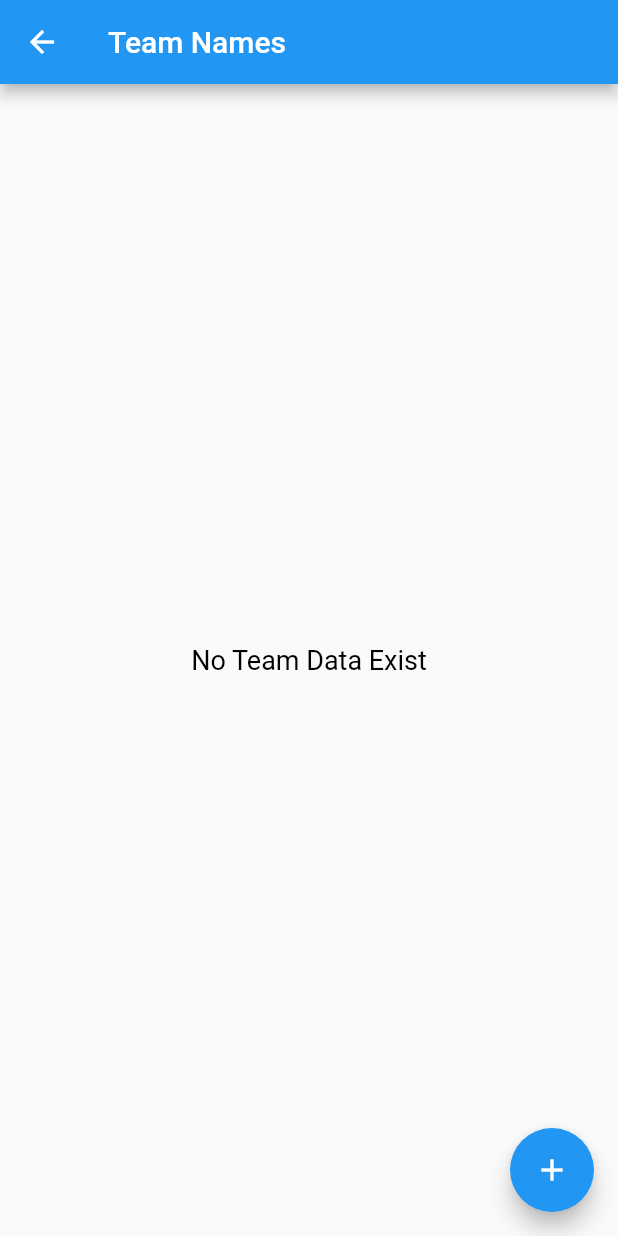
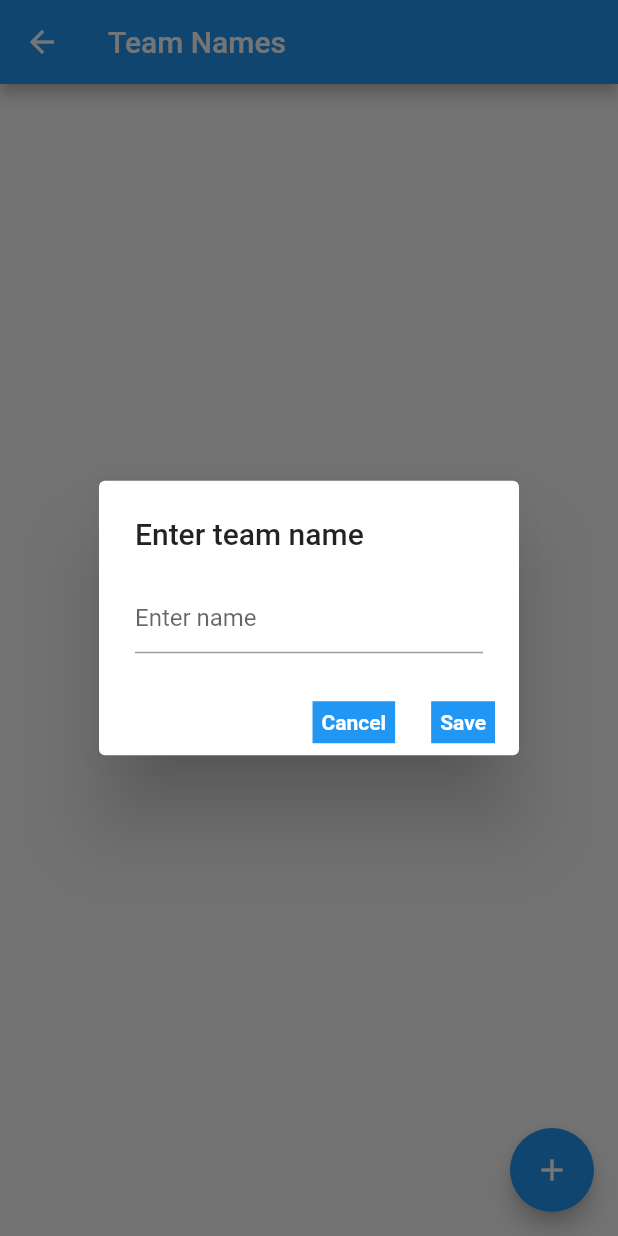
Before and after one commit to Dineshkumar-Subramaniyan/Team_App_Flutter, a Flutter app: the TeamListScreen screen opened by its route, after a tap on the "add" icon, on a phone screen of 412 x 824 dp. Run offline on Flutter 3.47's test engine with Material 2 defaults, Android fonts, the phone set to English and light mode, and no system bars; our stand-ins replace sqflite; accounts and stored records are empty.

Commit message:
Add team and displayed in team list

```diff
--- a/lib/Helper/db_helper.dart
+++ b/lib/Helper/db_helper.dart
@@ -41,4 +41,9 @@ class DataBaseHelper {
     var db = DataBaseHelper._db;
     return db.query(tablename);
   }
+
+  Future insertTeamData(Map<String, dynamic> mapData, String tablename) async {
+    var db = DataBaseHelper._db;
+    return db.insert(tablename, mapData,conflictAlgorithm: ConflictAlgorithm.replace);
+  }
 }
--- a/lib/Helper/team_provider.dart
+++ b/lib/Helper/team_provider.dart
@@ -1,18 +1,34 @@
 import 'package:flutter/cupertino.dart';
+import 'package:team_app_flutter/main.dart';
 import 'package:team_app_flutter/models/team_model.dart';
 import 'db_helper.dart';
 
-class TeamAppProvider with ChangeNotifier{
-List _teamData = [];
+class TeamAppProvider with ChangeNotifier {
+  List tmData = [];
 
-List get teamData{
-  return [..._teamData];
+  List get teamData {
+    return [...tmData];
+  }
+
+  Future getTeamData() async {
+    final teamlist = await DataBaseHelper().getDataFromDB('team');
+
+    tmData = teamlist
+        .map((item) => TeamModel(item['teamid'], item['tname']))
+        .toList();
+    notifyListeners();
+  }
+
+  Future addUpdateTeam(int teamid, String tname, EditMode editMode) async {
+    final teamval = TeamModel(teamid, tname);
+
+    if (EditMode.ADD == editMode) {
+      tmData.insert(0, teamval);
+      DataBaseHelper().insertTeamData({'tname': tname}, "team");
+    } else {
+      tmData[tmData.indexWhere((teamval) => teamval.id == teamid)] =
+          teamval;
+    }
+    notifyListeners();
+  }
 }
-
-Future getTeamData()async{
-final teamlist  = await DataBaseHelper().getDataFromDB('team');
-_teamData =  teamlist.map((item) =>TeamModel(item['teamid'],item['tname'])).toList();
-notifyListeners();
-}
-
-}
--- a/lib/main.dart
+++ b/lib/main.dart
@@ -8,12 +8,14 @@ void main() {
   runApp(MyApp());
 }
 
+enum EditMode { ADD, UPDATE }
+
 class MyApp extends StatelessWidget {
   @override
   Widget build(BuildContext context) {
     return ChangeNotifierProvider.value(
       value: TeamAppProvider(),
-          child: MaterialApp(
+      child: MaterialApp(
         title: 'Team App',
         debugShowCheckedModeBanner: false,
         theme: ThemeData(
@@ -21,8 +23,9 @@ class MyApp extends StatelessWidget {
           visualDensity: VisualDensity.adaptivePlatformDensity,
         ),
         initialRoute: '/',
-        routes: {'/': (context) => HomeScreen(),
-        TeamListScreen.route:(context)=>TeamListScreen()
+        routes: {
+          '/': (context) => HomeScreen(),
+          TeamListScreen.route: (context) => TeamListScreen(),
         },
       ),
     );
--- /dev/null
+++ b/lib/views/team/team_add_item.dart
@@ -0,0 +1,105 @@
+import 'package:flutter/material.dart';
+import 'package:provider/provider.dart';
+import 'package:team_app_flutter/Helper/team_provider.dart';
+import 'package:team_app_flutter/views/team/team_list.dart';
+import '../../main.dart';
+
+class TeamAddItem extends StatefulWidget {
+  final int teamid;
+  final String teamname;
+  final EditMode editMode;
+  TeamAddItem({this.teamid, this.teamname, this.editMode});
+  @override
+  _TeamAddItemState createState() =>
+      _TeamAddItemState(teamid, teamname, editMode);
+}
+
+class _TeamAddItemState extends State<TeamAddItem> {
+  final TextEditingController teamtextController = new TextEditingController();
+  final _formKey = GlobalKey<FormState>();
+
+  int _teamid;
+  String _teamname;
+  EditMode _editMode;
+
+  _TeamAddItemState(teamid, teamname, editMode) {
+    this._teamid = teamid;
+    this._teamname = teamname;
+    this._editMode = editMode;
+  }
+
+  @override
+  void initState() {
+    if (EditMode.UPDATE == _editMode) {
+      teamtextController.text = _teamname;
+    }
+    super.initState();
+  }
+
+  @override
+  void dispose() {
+    teamtextController.dispose();
+    super.dispose();
+  }
+
+  Widget actionWidget(String name) {
+    return Container(
+        padding: EdgeInsets.all(6),
+        margin: EdgeInsets.symmetric(horizontal: 8),
+        color: Colors.blue,
+        child: new Text(name,
+            style: TextStyle(
+                fontSize: 14,
+                color: Colors.white,
+                fontWeight: FontWeight.w600)));
+  }
+
+  void saveAction(context) {
+    final formVal = _formKey.currentState.validate();
+    if (formVal) {
+      Provider.of<TeamAppProvider>(context, listen: false)
+          .addUpdateTeam(_teamid, teamtextController.text.trim(), _editMode);
+      Navigator.pop(context);
+    }
+    _formKey.currentState.save();
+  }
+
+  @override
+  Widget build(BuildContext context) {
+    return new AlertDialog(
+      title: new Text('Enter team name'),
+      content: Form(
+        key: _formKey,
+        child: new TextFormField(
+          controller: teamtextController,
+          validator: (val) {
+            if (val.isEmpty) {
+              return "Please enter data";
+            } else if (val.length <= 1) {
+              return "Enter minimum 2 character";
+            } else if (val.length > 15) {
+              return "Name should not exceed limit";
+            } else
+              return null;
+          },
+          maxLines: null,
+          maxLength: 15,
+          decoration: InputDecoration(hintText: "Enter name", counterText: ''),
+        ),
+      ),
+      actions: [
+        new InkWell(
+            onTap: () {
+              Navigator.pop(context);
+            },
+            child: actionWidget('Cancel')),
+        new InkWell(
+          child: actionWidget('Save'),
+          onTap: () {
+            saveAction(context);
+          },
+        )
+      ],
+    );
+  }
+}
--- a/lib/views/team/team_list.dart
+++ b/lib/views/team/team_list.dart
@@ -1,13 +1,24 @@
 import 'package:flutter/material.dart';
 import 'package:provider/provider.dart';
+import 'package:team_app_flutter/models/team_model.dart';
+import 'package:team_app_flutter/views/team/team_add_item.dart';
 import 'package:team_app_flutter/views/team/team_list_item.dart';
 import 'package:team_app_flutter/Helper/team_provider.dart';
+
+import '../../main.dart';
 
 class TeamListScreen extends StatelessWidget {
   static const route = 'team-list';
 
-  Widget fabWidget() {
-    return FloatingActionButton(onPressed: () {}, child: new Icon(Icons.add));
+  Widget fabWidget(BuildContext ctxt) {
+    return FloatingActionButton(
+        onPressed: () {
+          showDialog(
+              barrierDismissible: false,
+              context: ctxt,
+              builder: (ctxt) => TeamAddItem(editMode: EditMode.ADD));
+        },
+        child: new Icon(Icons.add));
   }
 
   @override
@@ -24,7 +35,7 @@ class TeamListScreen extends StatelessWidget {
             );
           } else {
             if (snapshot.connectionState == ConnectionState.done) {
-              return new Consumer<TeamAppProvider>(
+              return Consumer<TeamAppProvider>(
                   child: new Center(
                     child: Text('No Team Data Exist',
                         style: TextStyle(
@@ -35,14 +46,22 @@ class TeamListScreen extends StatelessWidget {
                   builder: (context, teamAppProvider, child) =>
                       teamAppProvider.teamData.length <= 0
                           ? child
-                          : TeamListItem(
-                              1, "Team name"));
+                          : ListView.builder(
+                              itemCount: teamAppProvider.teamData.length,
+                              itemBuilder: (context, index) {
+                                final tData = TeamModel.toMap(
+                                    teamAppProvider.teamData[index]);
+
+                                return TeamListItem(
+                                    tData['tid'], tData['tname'].toString());
+                              },
+                            ));
             }
           }
           return Container();
         },
       ),
-      floatingActionButton: fabWidget(),
+      floatingActionButton: fabWidget(context),
     );
   }
 }
```
Also changed, not shown: lib/models/team_model.dart (+9 -0 lines).
